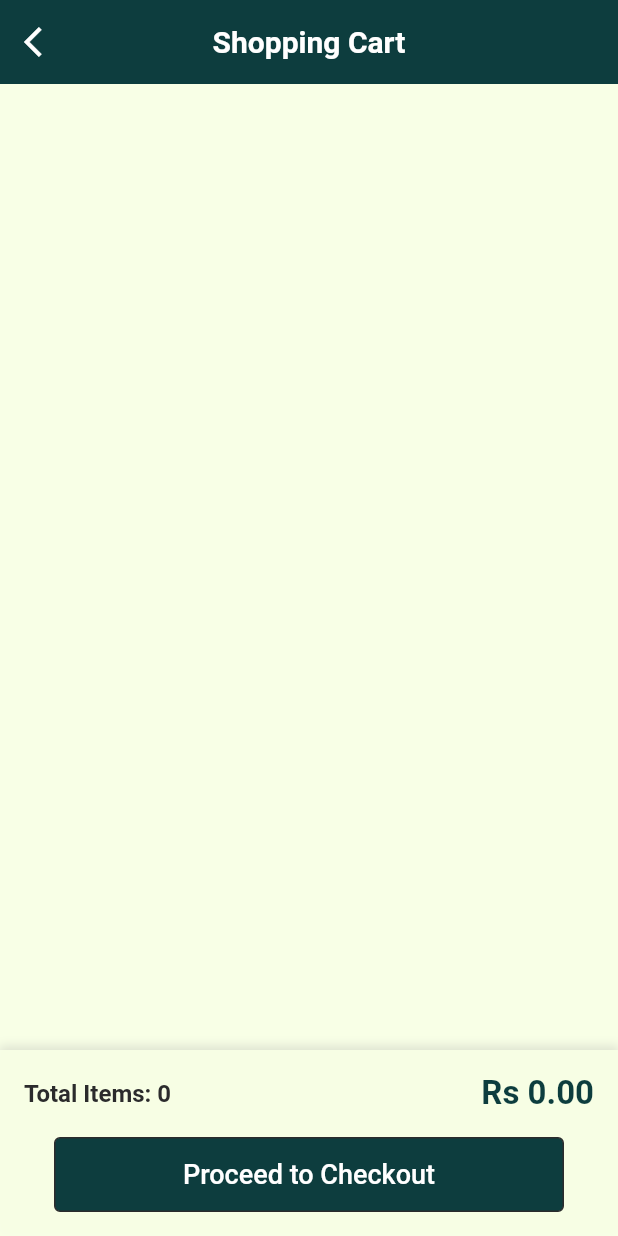
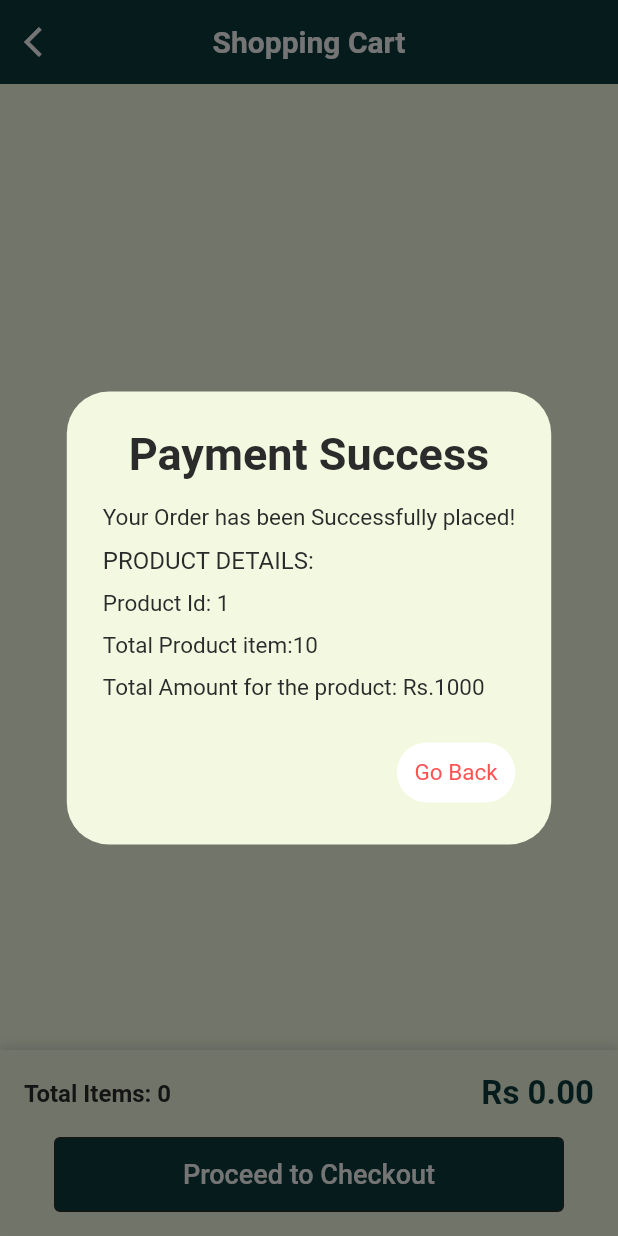
Before and after one commit to findmebyvinay/ecommerce_app, a Flutter app: the CartScreen screen opened directly, after a tap on "Proceed to Checkout", on a phone screen of 412 x 824 dp. Run offline on Flutter 3.47's test engine with Material 3 defaults, Android fonts, the light colour scheme and no system bars; our stand-ins replace bloc, connectivity_plus, dartz, device_info_plus, dio, dropdown_search and 19 more; missing offline and left inert: flutter_html_all; accounts and stored records are empty.

Commit message:
fixed issues and added new packages.

```diff
--- /dev/null
+++ b/devtools_options.yaml
@@ -0,0 +1,3 @@
+description: This file stores settings for Dart & Flutter DevTools.
+documentation: https://docs.flutter.dev/tools/devtools/extensions#configure-extension-enablement-states
+extensions:
--- a/lib/core/routes/route_generator.dart
+++ b/lib/core/routes/route_generator.dart
@@ -22,6 +22,10 @@ class RouteGenerator {
           settings: settings,
           builder: (_) => const DashboardScreen(),
         );
+        // case RoutesName.khalti:
+        // return MaterialPageRoute(
+        //   settings: settings,
+        //   builder: (_)=> const KhaltiSdk());
         case RoutesName.productDetail:
        if(argument is ProductModel){
          return MaterialPageRoute(
--- a/lib/core/routes/routes_name.dart
+++ b/lib/core/routes/routes_name.dart
@@ -4,4 +4,5 @@ class RoutesName {
   static const String dashboardScreen = '/dashboardScreen';
   static const String productDetail='/productDetail';
   static const String  cartScreen='/cartScreen';
+  static const String khalti='/khalti';
 }
--- a/lib/features/cart_page/presentation/screen/cart_screen.dart
+++ b/lib/features/cart_page/presentation/screen/cart_screen.dart
@@ -12,7 +12,6 @@ import 'package:ecom_app/features/cart_page/presentation/cart_bloc/cart_bloc.dar
 import 'package:ecom_app/features/cart_page/presentation/cart_bloc/cart_event.dart';
 import 'package:ecom_app/features/cart_page/presentation/cart_bloc/cart_state.dart';
 import 'package:ecom_app/features/cart_page/presentation/screen/widgets/custom_empty_cart.dart';
-import 'package:ecom_app/features/esewa/esewa.dart';
 import 'package:ecom_app/widget/button_widget.dart';
 import 'package:flutter/material.dart';
 import 'package:flutter_screenutil/flutter_screenutil.dart';
@@ -319,15 +318,60 @@ class _CartScreenState extends State<CartScreen> {
             height: 50,
             width: double.infinity,
             onTap: () {
-              // _showCheckoutDialog(context);
-              Esewa esewa = Esewa(
-                productId: '1',
-                totalQauntity: state.totalItemCount.toString(),
-                productPrice: state.totalAmount.toString(),
-              );
+              // // _showCheckoutDialog(context);
+              // Esewa esewa = Esewa(
+              //   productId: '1',
+              //   totalQauntity: state.totalItemCount.toString(),
+              //   productPrice: state.totalAmount.toString(),
+              // );
+              // esewa.pay();
+               showDialog(
+      context: context,
+       builder: (BuildContext context){
+          return AlertDialog(
+            backgroundColor: AppColors.bgColor,
+            title: Text('Payment Success',
+            textAlign: TextAlign.center,
+            style: context.textTheme.displayMedium?..copyWith(
+              fontWeight: FontWeight.bold
+            ),
+            ),
+            content: Column(
+              crossAxisAlignment: CrossAxisAlignment.start,
+              mainAxisSize: MainAxisSize.min,
+              children: [
+                Text('Your Order has been Successfully placed!'),
+                10.verticalSpace,
+                Text('PRODUCT DETAILS:',
+                 style: context.textTheme.bodyLarge?..copyWith(
+              fontWeight: FontWeight.bold
+            ),),
+                10.verticalSpace,
+                Text('Product Id: 1'),
+                10.verticalSpace,
+                Text('Total Product item:10'),
+                10.verticalSpace,
+                Text('Total Amount for the product: Rs.1000')
+              ],
+            ),
+            actions: [
+              TextButton(
+                style: ButtonStyle(
+                  backgroundColor: WidgetStatePropertyAll(AppColors.whiteColor)
+                ),
+                onPressed: (){
+                  getIt<NavigationService>().pop();
+                }, child: Text('Go Back',
+              style:context.textTheme.bodyMedium?.copyWith(
+                color: Colors.redAccent,
 
-                esewa.pay();
-                log('${esewa.pay()}');
+              ),
+              ))
+            ],
+          );
+       });
+
+
             },
           ),
         ],
--- a/lib/features/esewa/esewa.dart
+++ /dev/null
@@ -1,47 +0,0 @@
-import 'dart:developer';
-import 'package:esewa_flutter_sdk/esewa_config.dart';
-import 'package:esewa_flutter_sdk/esewa_flutter_sdk.dart';
-import 'package:esewa_flutter_sdk/esewa_payment_success_result.dart';
-import 'package:esewa_flutter_sdk/esewa_payment.dart';
-
-class Esewa{
-  final String productId;
-  final String  totalQauntity;
-  final String productPrice;
-Esewa({
-   required this.productId,
-    required this.totalQauntity,
-  required  this.productPrice,
-});
-  pay(){
- try{
-    EsewaFlutterSdk.initPayment(esewaConfig:EsewaConfig(
-          environment: Environment.test,
-          clientId:'JB0BBQ4aD0UqIThFJwAKBgAXEUkEGQUBBAwdOgABHD4DChwUAB0R',
-          secretId: 'BhwIWQQADhIYSxILExMcAgFXFhcOBwAKBgAXEQ==',
-        ),
-    esewaPayment:EsewaPayment( productId: productId,
-          productName: totalQauntity,
-          productPrice: productPrice,
-           callbackUrl: 'https://jsonplaceholder.typicode.com/posts',
-     ),
-    onPaymentSuccess:(EsewaPaymentSuccessResult result){
-      log('Payment Success');
-      verify(result);
-    },
-     onPaymentFailure: (){
-     log('Failed Payment');
-     },
-     onPaymentCancellation: (){
-     log('cancelled payment');
-     });
-    }
-    catch(e){
-    log('Failed to proccess payment');
-    }
-  }
- verify(EsewaPaymentSuccessResult result){
-
- }
-
-}
--- /dev/null
+++ b/lib/features/payment/esewa/esewa.dart
@@ -0,0 +1,79 @@
+import 'dart:developer';
+import 'package:ecom_app/core/constants/app_colors.dart';
+import 'package:ecom_app/core/extension/build_context_extension.dart';
+import 'package:esewa_flutter_sdk/esewa_config.dart';
+import 'package:esewa_flutter_sdk/esewa_flutter_sdk.dart';
+import 'package:esewa_flutter_sdk/esewa_payment_success_result.dart';
+import 'package:esewa_flutter_sdk/esewa_payment.dart';
+import 'package:flutter/material.dart';
+import 'package:flutter_screenutil/flutter_screenutil.dart';
+import 'package:path/path.dart';
+
+class Esewa{
+  final String productId;
+  final String  totalQauntity;
+  final String productPrice;
+Esewa({
+   required this.productId,
+    required this.totalQauntity,
+  required  this.productPrice,
+});
+  pay(){
+ try{
+    EsewaFlutterSdk.initPayment(esewaConfig:EsewaConfig(
+          environment: Environment.test,
+          clientId:'JB0BBQ4aD0UqIThFJwAKBgAXEUkEGQUBBAwdOgABHD4DChwUAB0R',
+          secretId: 'BhwIWQQADhIYSxILExMcAgFXFhcOBwAKBgAXEQ==',
+        ),
+    esewaPayment:EsewaPayment( productId: productId,
+          productName: totalQauntity,
+          productPrice: productPrice,
+           callbackUrl: 'https://jsonplaceholder.typicode.com/posts',
+     ),
+    onPaymentSuccess:(EsewaPaymentSuccessResult result){
+      log('Payment Success');
+      verify(result,context);
+    },
+     onPaymentFailure: (){
+     log('Failed Payment');
+     },
+     onPaymentCancellation: (){
+     log('cancelled payment');
+     });
+    }
+    catch(e){
+    log('Failed to proccess payment');
+    }
+  }
+ verify(EsewaPaymentSuccessResult result,context){
+    showDialog(
+      context: context,
+       builder: (BuildContext context){
+          return AlertDialog(
+            backgroundColor: AppColors.bgColor,
+            title: Text('Payment Success',
+            style: context.textTheme.bodyMedium?..copyWith(
+              fontWeight: FontWeight.bold
+            ),
+            ),
+            content: Column(
+              mainAxisSize: MainAxisSize.min,
+              children: [
+                Text('Your Order has been Successfully placed!'),
+                10.verticalSpace,
+                Text('Product Details'),
+                10.verticalSpace,
+                Text('Product Id: 1'),
+                10.verticalSpace,
+                Text('Total Product item: $totalQauntity'),
+                10.verticalSpace,
+                Text('Total Amount for the product: $productPrice')
+              ],
+            ),
+            actions: [
+              TextButton(onPressed: (){}, child: Text('Go Back'))
+            ],
+          );
+       });
+ }
+}
```
Also changed, not shown: lib/features/payment/khalti/khalti_sdk.dart (added, +106 -0 lines), lib/features/products/presentation/screen/product_details_screen.dart (+29 -21 lines), lib/features/products/presentation/screen/product_screen.dart (+13 -2 lines), lib/features/profilepage/presentation/screen/profile_page.dart (+6 -6 lines).
